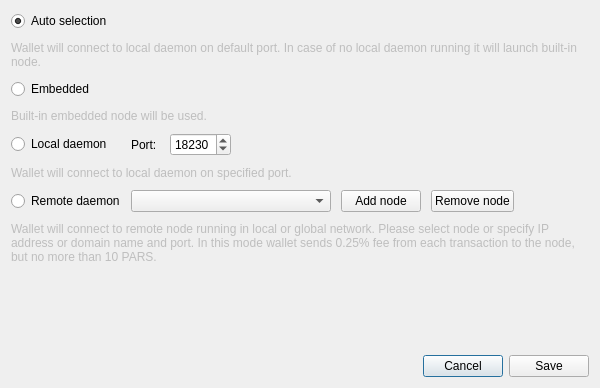
Before: the Qt Designer form src/gui/ui/connectionsettingsdialog.ui in ParsiCoin/parsipay, drawn with Qt 5.
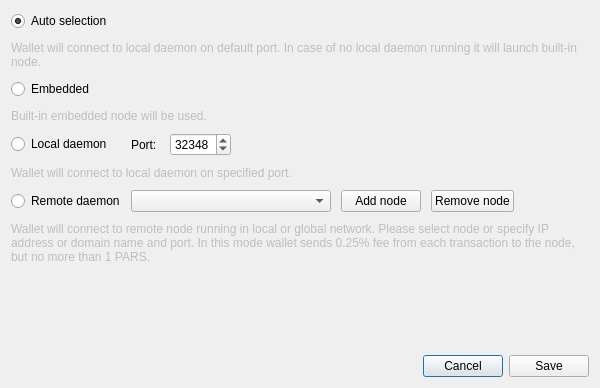
After: the same form once the commit is applied. Icons and pictures are not drawn.

Patch:
```diff
--- a/src/gui/ui/connectionsettingsdialog.ui
+++ b/src/gui/ui/connectionsettingsdialog.ui
@@ -130,7 +130,7 @@
           <number>65535</number>
          </property>
          <property name="value">
-          <number>18230</number>
+          <number>32348</number>
          </property>
          <property name="displayIntegerBase">
           <number>10</number>
@@ -248,7 +248,7 @@
         </size>
        </property>
        <property name="text">
-        <string>Wallet will connect to remote node running in local or global network. Please select node or specify IP address or domain name and port. In this mode wallet sends 0.25% fee from each transaction to the node, but no more than 10 PARS.</string>
+        <string>Wallet will connect to remote node running in local or global network. Please select node or specify IP address or domain name and port. In this mode wallet sends 0.25% fee from each transaction to the node, but no more than 1 PARS.</string>
        </property>
        <property name="wordWrap">
         <bool>true</bool>
```
